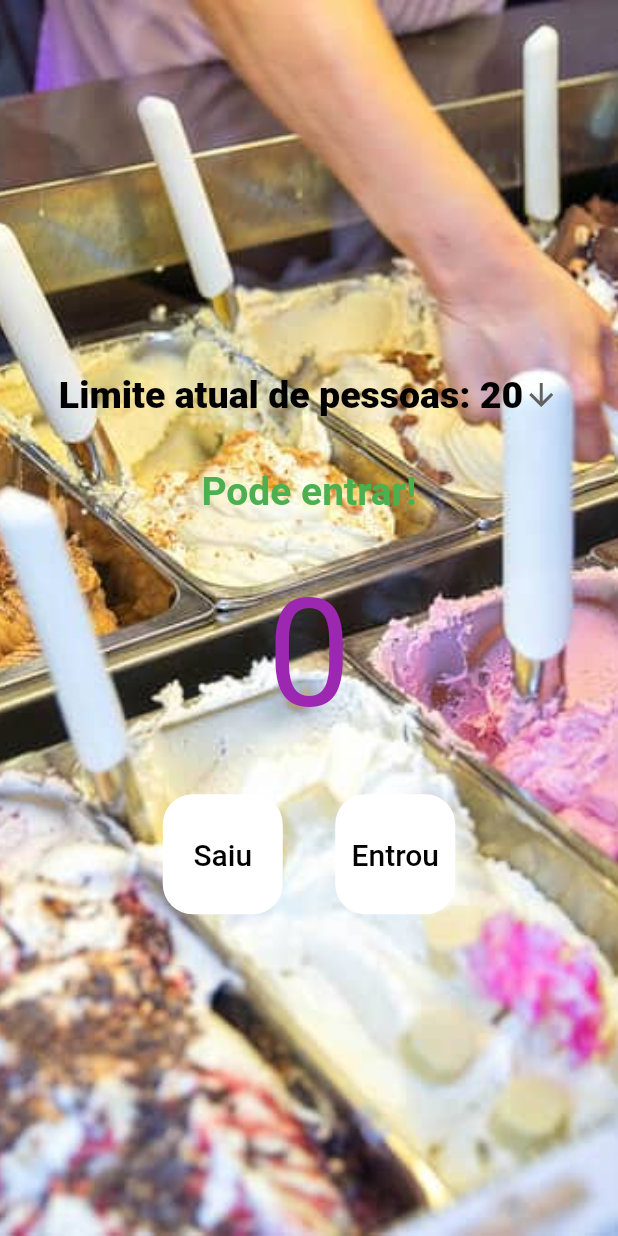
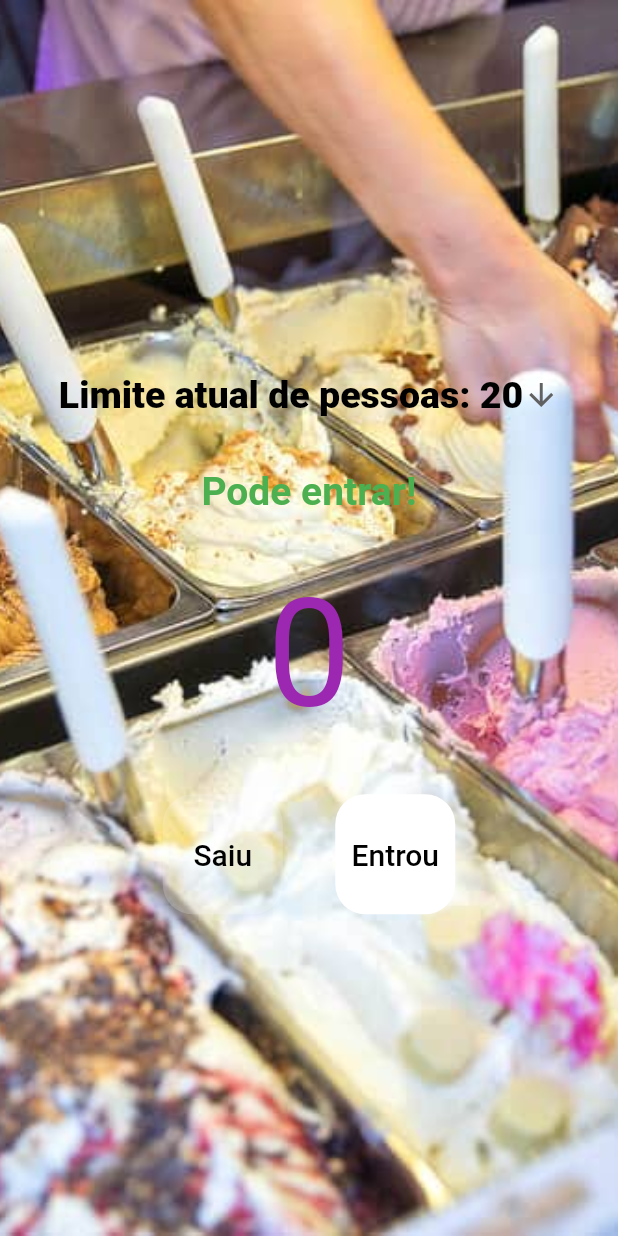
Before and after one commit to IgorPereira1997/PeopleCounterFlutter, a Flutter app: the screen it shows after launch, on a phone screen of 412 x 824 dp. Run offline on Flutter 3.47's test engine with Material 2 defaults, Android fonts, the phone set to English and light mode, and no system bars.

Commit message:
Added color change on number and button deactivation on full/empty

```diff
--- a/lib/main.dart
+++ b/lib/main.dart
@@ -119,9 +119,9 @@ class _HomePageState extends State<HomePage> {
               padding: const EdgeInsets.all(35),
               child: Text(
                 count.toString(),
-                style: const TextStyle(
+                style: TextStyle(
                   fontSize: 100,
-                  color: Colors.purple,
+                  color: count >= limitUp ? Colors.red : Colors.purple,
                 ),
               ),
             ),
@@ -129,9 +129,11 @@ class _HomePageState extends State<HomePage> {
               mainAxisAlignment: MainAxisAlignment.center,
               children: [
                 TextButton(
-                  onPressed: decrement,
+                  onPressed: count == 0 ? null : decrement,
                   style: TextButton.styleFrom(
-                    backgroundColor: Colors.white,
+                    backgroundColor: count == 0
+                        ? Colors.white.withOpacity(0.2)
+                        : Colors.white,
                     fixedSize: const Size(80, 80),
                     primary: Colors.black,
                     shape: RoundedRectangleBorder(
@@ -150,9 +152,11 @@ class _HomePageState extends State<HomePage> {
                   width: 35,
                 ),
                 TextButton(
-                  onPressed: increment,
+                  onPressed: count >= limitUp ? null : increment,
                   style: TextButton.styleFrom(
-                    backgroundColor: Colors.white,
+                    backgroundColor: count >= limitUp
+                        ? Colors.white.withOpacity(0.2)
+                        : Colors.white,
                     fixedSize: const Size(80, 80),
                     primary: Colors.black,
                     shape: RoundedRectangleBorder(
```
